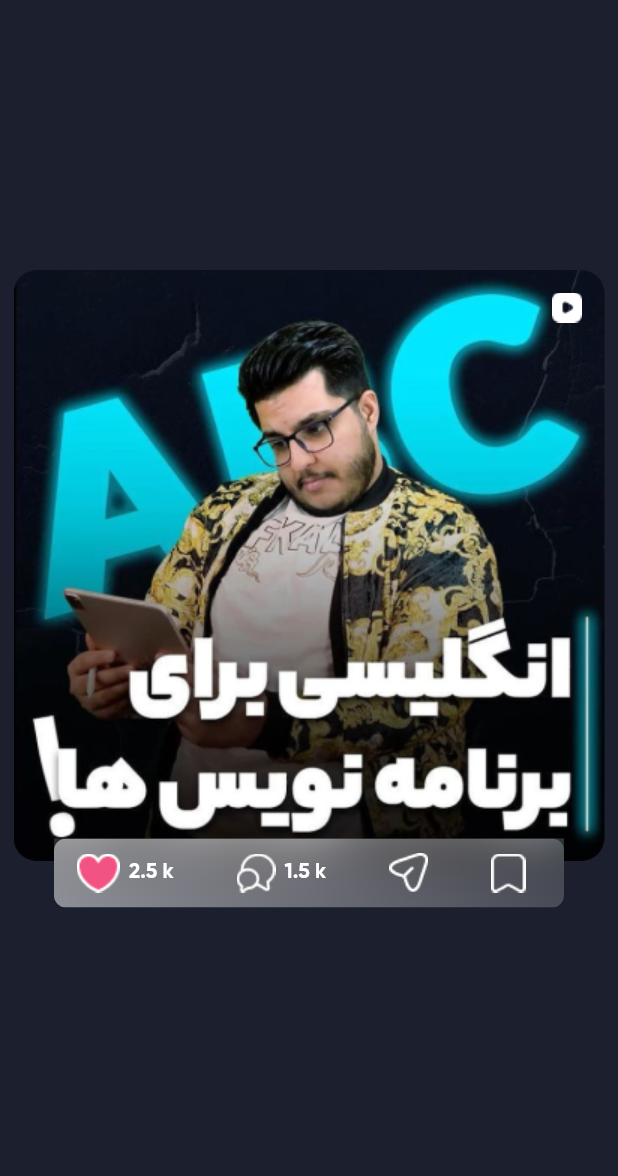
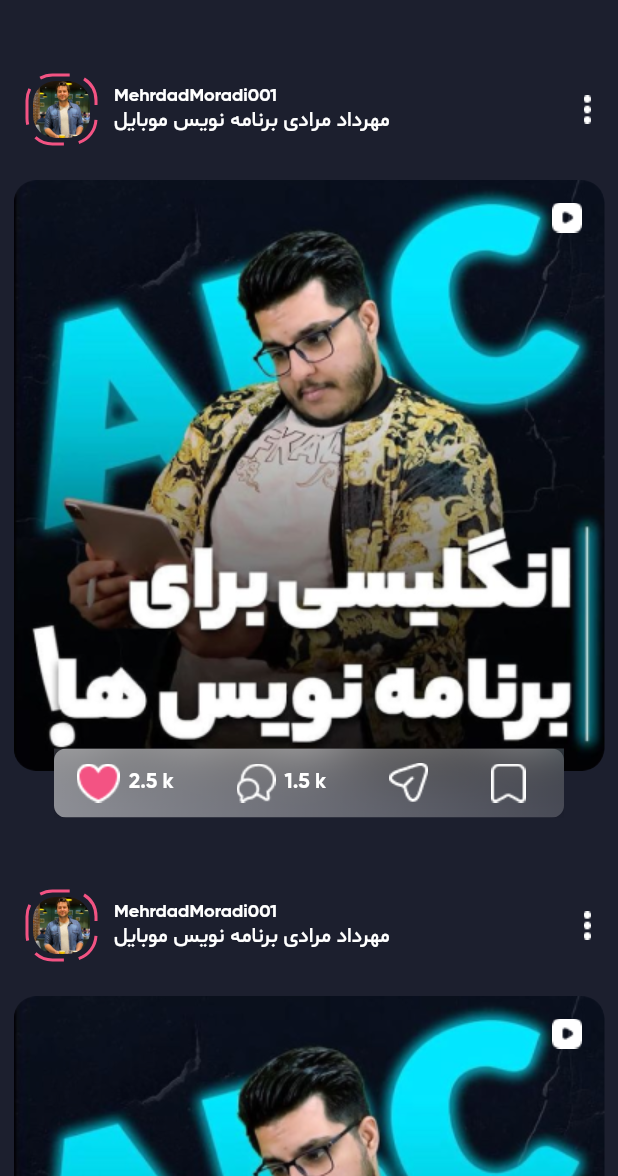
Before and after one commit to mehrdadmoradi001/instagram, a Flutter app: the screen it shows after launch, on a phone screen of 412 x 824 dp, the part 60-1236 px from its top. Run offline on Flutter 3.47's test engine with Material 2 defaults, Android fonts, the phone set to English and light mode, and no system bars; drawn by our look-alikes of dotted_border.

Commit message:
1- List posts with ListView.builder()

```diff
--- a/lib/screens/home_screen.dart
+++ b/lib/screens/home_screen.dart
@@ -30,7 +30,25 @@ class HomeScreen extends StatelessWidget {
       backgroundColor: deepColor,
       body: SafeArea(
         child: Center(
-          child: Container(
+          child: ListView.builder(
+            itemCount: 10,
+            itemBuilder: (context, index) => Column(
+              children: [
+                SizedBox(height: 34),
+                _getHeaderPost(),
+                SizedBox(height: 24),
+                _getPostContent(),
+              ],
+            ),
+          ),
+        ),
+      ),
+    );
+  }
+
+  //----------------------------------------------------------------------------------------------------
+  Widget _getPostContent() {
+    return Container(
       width: 394,
       height: 440,
       child: Stack(
@@ -111,9 +129,6 @@ class HomeScreen extends StatelessWidget {
           ),
         ],
       ),
-          ),
-        ),
-      ),
     );
   }
 
@@ -160,7 +175,7 @@ class HomeScreen extends StatelessWidget {
       radius: Radius.circular(17),
       padding: EdgeInsets.all(4),
       color: pinkColor,
-      dashPattern: [40, 10],
+      dashPattern: [20, 10],
       strokeWidth: 2,
       child: ClipRRect(
         borderRadius: BorderRadius.all(
```
Lines whose indentation alone changed are shown as unchanged.
